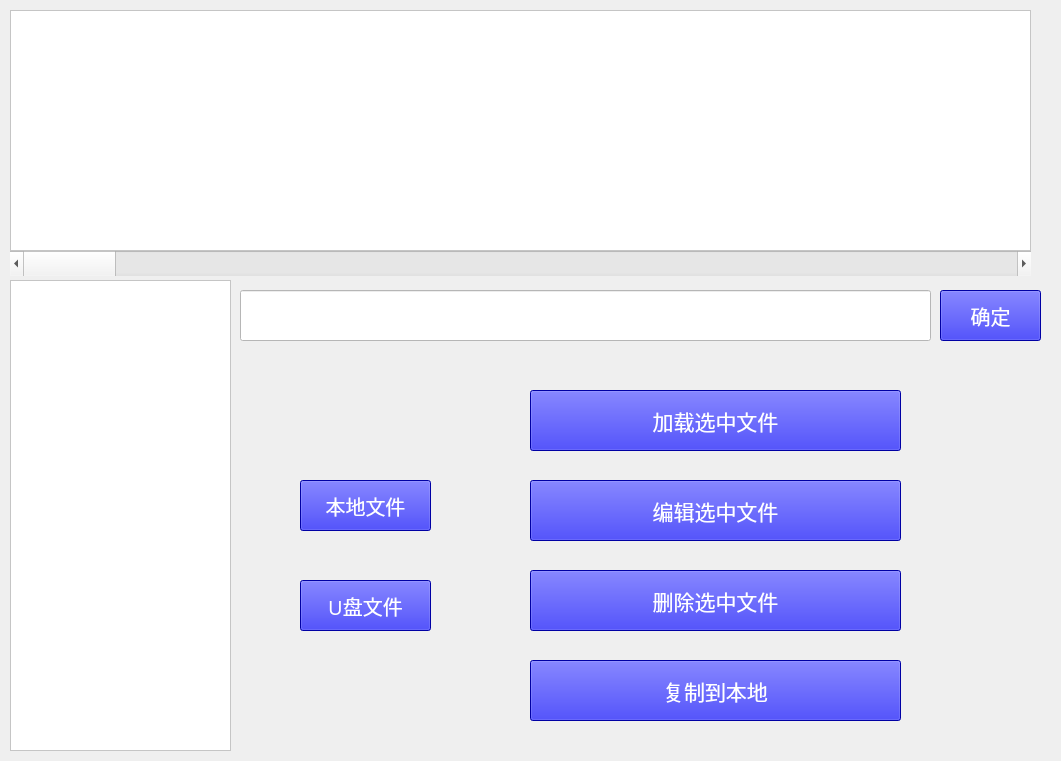
Old version of the form HighResolutionPrinter/filemanagechild.ui in the repository dxphmj/TwoCharPrinter.
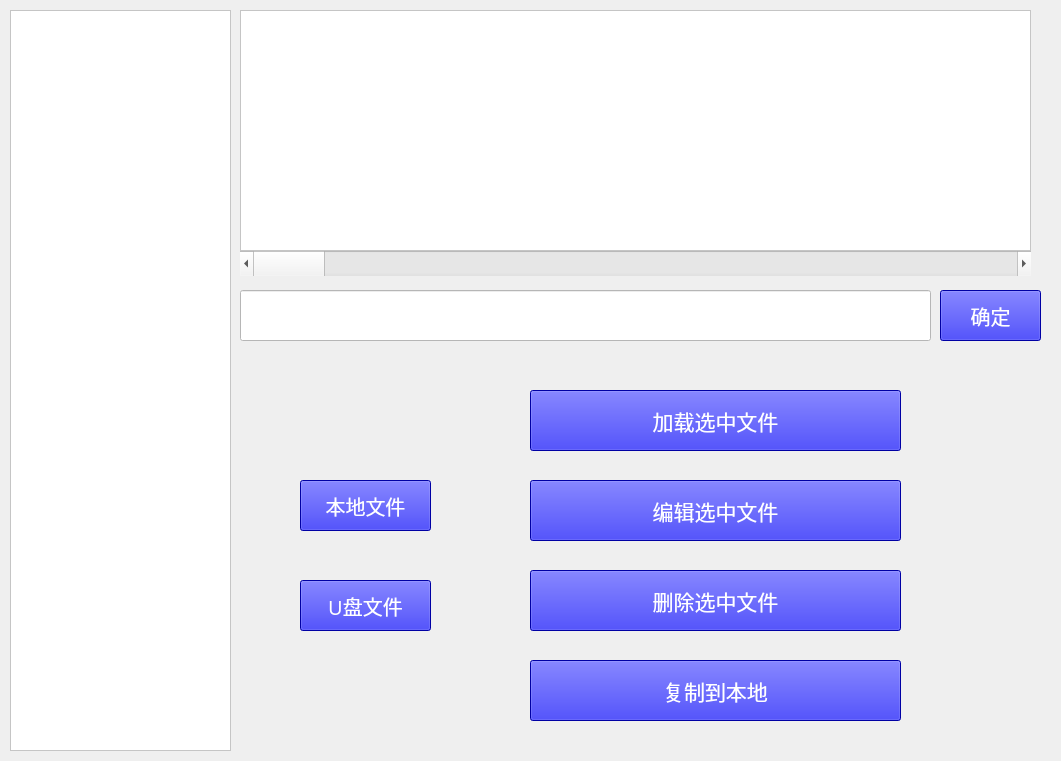
New version of the form. Custom widgets are drawn as their Qt base class.

What changed in the file:
```diff
--- a/HighResolutionPrinter/filemanagechild.ui
+++ b/HighResolutionPrinter/filemanagechild.ui
@@ -17,9 +17,9 @@
    <property name="geometry">
     <rect>
      <x>10</x>
-     <y>280</y>
+     <y>10</y>
      <width>221</width>
-     <height>471</height>
+     <height>741</height>
     </rect>
    </property>
    <property name="styleSheet">
@@ -29,9 +29,9 @@
   <widget class="QTextEdit" name="filePrivewtextEdit">
    <property name="geometry">
     <rect>
-     <x>10</x>
+     <x>240</x>
      <y>10</y>
-     <width>1021</width>
+     <width>791</width>
      <height>241</height>
     </rect>
    </property>
@@ -42,9 +42,9 @@
   <widget class="QScrollBar" name="filePreHorScrollBar">
    <property name="geometry">
     <rect>
-     <x>10</x>
+     <x>240</x>
      <y>251</y>
-     <width>1021</width>
+     <width>791</width>
      <height>25</height>
     </rect>
    </property>
```
